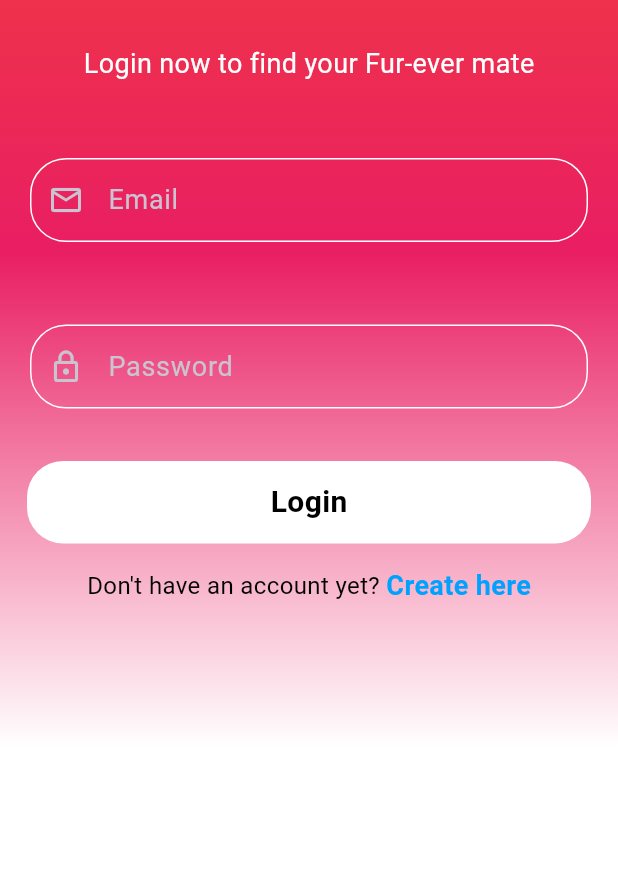
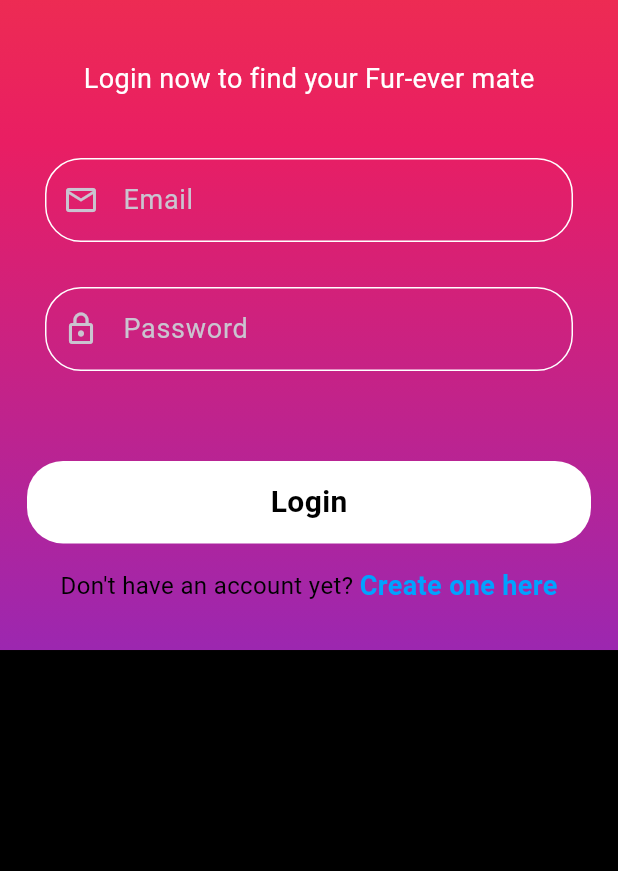
Before and after one commit to KindPlayer2/pawfect_match, a Flutter app: the screen it shows after launch, on a phone screen of 412 x 824 dp, the part 365-1236 px from its top. Run offline on Flutter 3.47's test engine with Material 3 defaults, Android fonts, the phone set to English and light mode, and no system bars; our stand-ins replace get, image_picker.

Commit message:
Some minor changes and comments

```diff
--- a/lib/authenticationScreen/login_screen.dart
+++ b/lib/authenticationScreen/login_screen.dart
@@ -1,8 +1,10 @@
+// Import necessary packages
 import 'package:flutter/material.dart';
 import 'package:get/get.dart';
 import 'package:pawfect_match/authenticationScreen/registration_screen.dart';
 import 'package:pawfect_match/widgets/custom_text_field_widget.dart';
 
+// Define a StatefulWidget for the login screen
 class LoginScreen extends StatefulWidget {
   const LoginScreen({super.key});
 
@@ -10,15 +12,21 @@
   State<LoginScreen> createState() => _LoginScreenState();
 }
 
+// Define the state for the LoginScreen widget
 class _LoginScreenState extends State<LoginScreen> {
+  // Define text editing controllers for the email and password fields
   TextEditingController emailTextEditingController = TextEditingController();
   TextEditingController passwordTextEditingController = TextEditingController();
+
+  // Define a boolean to control the visibility of a progress bar
   bool showProgressBar = false;
 
   @override
   Widget build(BuildContext context) {
+    // Return a Scaffold widget to provide a visual structure to the screen
     return Scaffold(
         body: Container(
+      // Decorate the container with a linear gradient background
       decoration: BoxDecoration(
         gradient: LinearGradient(
           begin: Alignment.topCenter,
@@ -26,23 +34,27 @@
           colors: [
             Colors.red, // Start color
             Colors.pink, // Middle color
-              Colors.white, // End color
+            Colors.purple, // End color
           ],
           stops: [
             0.1,
             0.5,
-              0.9
+            1.2
           ], // Adjust these stops for the distribution of colors
         ),
       ),
+      child: SingleChildScrollView(
         child: Center(
           child: Column(
             children: [
+              // Add some space at the top
               const SizedBox(height: 120),
+              // Display the logo image
               Image.asset(
                 'images/logo.png',
                 width: 180,
               ),
+              // Display the app title
               const Text(
                 "Pawfect Match",
                 style: TextStyle(
@@ -51,7 +63,9 @@
                   color: Color.fromARGB(255, 255, 255, 255),
                 ),
               ),
-              const SizedBox(height: 30),
+              // Add some space below the title
+              const SizedBox(height: 40),
+              // Display the login prompt
               const Text(
                 "Login now to find your Fur-ever mate",
                 style: TextStyle(
@@ -59,21 +73,27 @@
                   color: Color.fromARGB(255, 255, 255, 255),
                 ),
               ),
+              // Add some space below the prompt
               const SizedBox(height: 30),
+              // Display the email input field
               CustomTextFieldWidget(
                 editingController: emailTextEditingController,
                 lableText: "Email",
                 iconData: Icons.email_outlined,
                 isObscure: false,
               ),
+              // Add some space below the email field
               const SizedBox(height: 15),
+              // Display the password input field
               CustomTextFieldWidget(
                 editingController: passwordTextEditingController,
                 lableText: "Password",
                 iconData: Icons.lock_outline,
                 isObscure: true,
               ),
-              const SizedBox(height: 15),
+              // Add some space below the password field
+              const SizedBox(height: 55),
+              // Display the login button
               Container(
                 width: MediaQuery.of(context).size.width - 36,
                 height: 55,
@@ -85,7 +105,7 @@
                 ),
                 child: InkWell(
                   onTap: () {
-                    // Implement login logic
+                    // Define the action to be taken when the login button is tapped
                   },
                   child: const Center(
                     child: Text(
@@ -99,7 +119,9 @@
                   ),
                 ),
               ),
+              // Add some space below the login button
               const SizedBox(height: 15),
+              // Display the registration prompt and button
               Row(
                 mainAxisAlignment: MainAxisAlignment.center,
                 children: [
@@ -112,10 +134,11 @@
                   ),
                   InkWell(
                     onTap: () {
+                      // Navigate to the registration screen when the registration button is tapped
                       Get.to(RegistraionScreen());
                     },
                     child: const Text(
-                      "Create here",
+                      "Create one here",
                       style: TextStyle(
                         fontSize: 18,
                         color: Color.fromARGB(255, 0, 162, 255),
@@ -125,16 +148,19 @@
                   ),
                 ],
               ),
+              // Add some space below the registration button
               const SizedBox(height: 15),
+              // Display a progress bar if showProgressBar is true
               if (showProgressBar)
                 const CircularProgressIndicator(
                   valueColor: AlwaysStoppedAnimation<Color>(Colors.pink),
                 ),
+              // Add some space at the bottom
               const SizedBox(height: 15),
             ],
           ),
         ),
       ),
-    );
+    ));
   }
 }
--- a/lib/widgets/custom_text_field_widget.dart
+++ b/lib/widgets/custom_text_field_widget.dart
@@ -18,7 +18,7 @@
   @override
   Widget build(BuildContext context) {
     return Padding(
-      padding: const EdgeInsets.fromLTRB(20, 20, 20, 20),
+      padding: const EdgeInsets.fromLTRB(30, 10, 30, 5),
       child: TextField(
         controller: editingController,
         decoration: InputDecoration(
```
Lines whose indentation alone changed are shown as unchanged.
